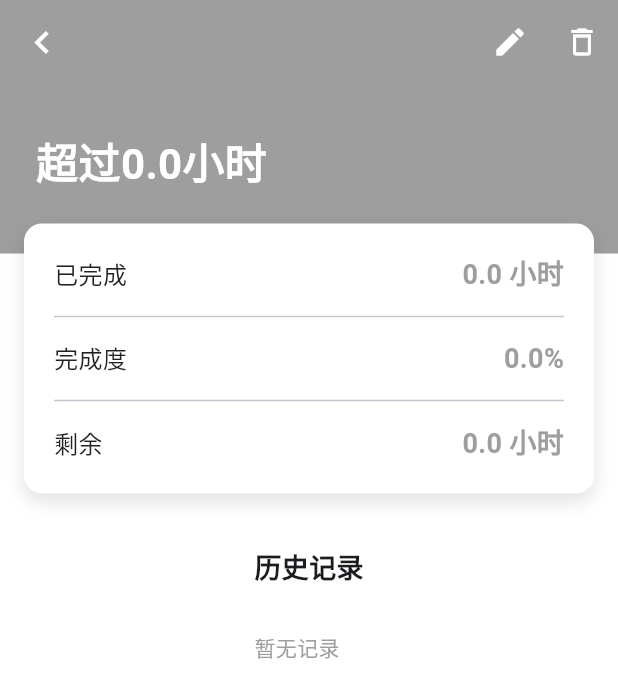
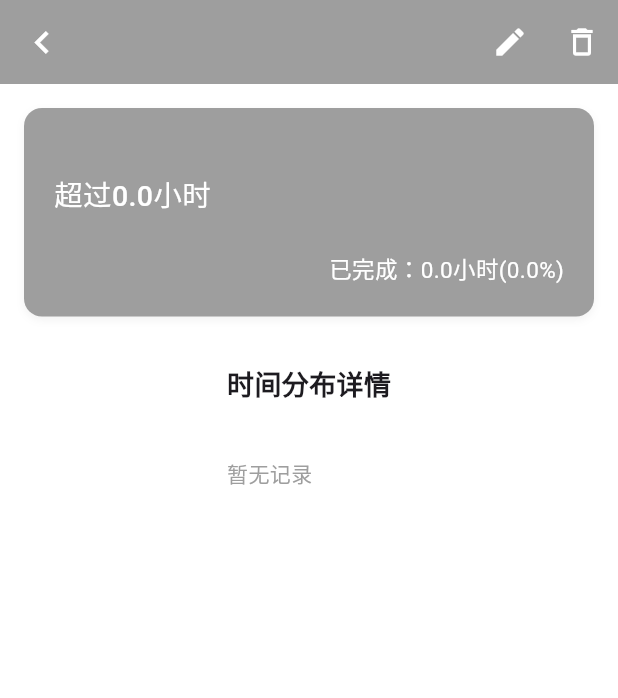
Before and after one commit to aurura12/TimeManager, a Flutter app: the TargetDetailScreen screen opened directly with empty values, on a phone screen of 412 x 824 dp. Shown: the top 698 px of the screen. Run offline on Flutter 3.47's test engine with Material 3 defaults, Android fonts, the phone set to English and light mode, and no system bars; our stand-ins replace flutter_slidable, google_sign_in, logger, reorderables, shared_preferences; missing offline and left inert: extension_google_sign_in_as_googleapis_auth, googleapis; accounts and stored records are empty.

Commit message:
修改了目标详情页的显示

```diff
--- a/lib/providers/time_provider.dart
+++ b/lib/providers/time_provider.dart
@@ -397,6 +397,81 @@ class TimeProvider with ChangeNotifier {
     return count;
   }
 
+  // 获取目标的历史记录，合并连续时间块
+  Map<String, List<String>> getTargetHistory(Target target) {
+    Map<String, List<String>> history = {};
+
+    // 1. 找出所有包含该目标记录的日期
+    List<String> validDates = _dailySlots.keys.where((dateKey) {
+      return _dailySlots[dateKey]!
+          .any((s) => s.recorded && s.label == target.name);
+    }).toList();
+
+    // 2. 按日期倒序排列 (最新的在前面)
+    validDates.sort((a, b) {
+      List<String> partsA = a.split('-');
+      List<String> partsB = b.split('-');
+      DateTime dA = DateTime(
+          int.parse(partsA[0]), int.parse(partsA[1]), int.parse(partsA[2]));
+      DateTime dB = DateTime(
+          int.parse(partsB[0]), int.parse(partsB[1]), int.parse(partsB[2]));
+      return dB.compareTo(dA);
+    });
+
+    // 3. 生成时间段字符串
+    for (String dateKey in validDates) {
+      List<TimeSlot> daySlots = _dailySlots[dateKey]!;
+      List<String> ranges = [];
+      int? startIdx;
+      int? endIdx;
+
+      for (int i = 0; i < daySlots.length; i++) {
+        bool isTarget =
+            daySlots[i].recorded && daySlots[i].label == target.name;
+        if (isTarget) {
+          if (startIdx == null) startIdx = i;
+          endIdx = i;
+        } else {
+          if (startIdx != null) {
+            ranges.add(_formatRange(startIdx, endIdx!));
+            startIdx = null;
+            endIdx = null;
+          }
+        }
+      }
+      // 处理一天结束时的最后一段
+      if (startIdx != null) {
+        ranges.add(_formatRange(startIdx, endIdx!));
+      }
+
+      if (ranges.isNotEmpty) {
+        List<String> parts = dateKey.split('-');
+        String formattedDate =
+            "${parts[0]}.${parts[1].padLeft(2, '0')}.${parts[2].padLeft(2, '0')}";
+        history[formattedDate] = ranges;
+      }
+    }
+    return history;
+  }
+
+  String _formatRange(int startIdx, int endIdx) {
+    int startH = startIdx ~/ 6;
+    int startM = (startIdx % 6) * 10;
+    // endIdx 是闭区间，结束时间是 endIdx + 1 个格子的开始时间
+    int endTotalIdx = endIdx + 1;
+    int endH = endTotalIdx ~/ 6;
+    int endM = (endTotalIdx % 6) * 10;
+
+    String startStr =
+        "${startH.toString().padLeft(2, '0')}:${startM.toString().padLeft(2, '0')}";
+    String endStr =
+        "${endH.toString().padLeft(2, '0')}:${endM.toString().padLeft(2, '0')}";
+    // 特殊处理 24:00
+    if (endH == 24 && endM == 0) endStr = "24:00";
+
+    return "$startStr~$endStr";
+  }
+
   int _parseTime(String time) {
     if (time.isEmpty) return 0;
     try {
--- a/lib/screens/target_detail_screen.dart
+++ b/lib/screens/target_detail_screen.dart
@@ -1,3 +1,4 @@
+import 'dart:async';
 import 'package:flutter/material.dart';
 import 'package:provider/provider.dart';
 import '../providers/time_provider.dart';
@@ -14,6 +15,8 @@ class TargetDetailScreen extends StatelessWidget {
       backgroundColor: Colors.white,
       // 使用黑色状态栏文字
       appBar: AppBar(
+        title: Text(target.name, style: const TextStyle(color: Colors.white)),
+        centerTitle: true,
         backgroundColor: target.color,
         elevation: 0,
         leading: IconButton(
@@ -35,100 +38,132 @@ class TargetDetailScreen extends StatelessWidget {
       ),
       body: Consumer<TimeProvider>(
         builder: (context, timeProvider, child) {
-          final recordedSlots = timeProvider.slots
-              .where((s) => s.recorded && s.label == target.name)
-              .toList();
-          final totalMinutes = recordedSlots.length * 10;
-          final double hours = totalMinutes / 60.0;
-          final double targetHours = target.durationHours;
+          // --- 1. 计算卡片显示数据 (复用 TargetScreen 逻辑) ---
+          String progressText = "";
+          String title = "";
+          double currentValue = timeProvider.calculateTargetProgress(target);
+
+          if (target.type == TargetType.duration) {
+            final double hours = currentValue;
+            final double percent = target.durationHours > 0
+                ? (hours / target.durationHours * 100).clamp(0.0, 100.0)
+                : 0.0;
+            progressText =
+                "已完成：${hours.toStringAsFixed(1)}小时(${percent.toStringAsFixed(1)}%)";
+            title =
+                "${target.name}${target.compareType}${target.durationHours}小时";
+          } else if (target.type == TargetType.frequency) {
+            final int count = currentValue.toInt();
+            progressText = "已完成 $count/${target.frequencyCount}";
+            title =
+                "${target.name}${target.compareType}${target.frequencyCount}次";
+          } else {
+            final days = timeProvider.getTargetPersistenceDays(target);
+            progressText = "坚持了$days天";
+            title = "${target.targetTime}${target.compareType}${target.name}";
+          }
+
+          Widget? topRightWidget;
+          if (target.period.startsWith("每") &&
+              target.period.endsWith("天") &&
+              target.period != "每天") {
+            try {
+              final createTime =
+                  DateTime.fromMillisecondsSinceEpoch(int.parse(target.id));
+              final now = DateTime.now();
+              final d1 =
+                  DateTime(createTime.year, createTime.month, createTime.day);
+              final d2 = DateTime(now.year, now.month, now.day);
+              final days = d2.difference(d1).inDays + 1;
+              topRightWidget = Text("第$days天",
+                  style: const TextStyle(color: Colors.white, fontSize: 15));
+            } catch (_) {}
+          } else {
+            DateTime? endTime;
+            final nowUtc = DateTime.now().toUtc();
+            final nowBeijing = nowUtc.add(const Duration(hours: 8));
+            DateTime? targetBeijing;
+            if (target.period == "今天") {
+              targetBeijing = DateTime.utc(
+                  nowBeijing.year, nowBeijing.month, nowBeijing.day + 1);
+            } else if (target.period == "本周") {
+              targetBeijing = DateTime.utc(nowBeijing.year, nowBeijing.month,
+                  nowBeijing.day + (8 - nowBeijing.weekday));
+            } else if (target.period == "本月") {
+              targetBeijing =
+                  DateTime.utc(nowBeijing.year, nowBeijing.month + 1, 1);
+            } else if (target.period == "今年") {
+              targetBeijing = DateTime.utc(nowBeijing.year + 1, 1, 1);
+            }
+
+            if (targetBeijing != null) {
+              endTime = targetBeijing.subtract(const Duration(hours: 8));
+              topRightWidget = _CountdownText(
+                endTime: endTime,
+                style: const TextStyle(color: Colors.white, fontSize: 15),
+              );
+            }
+          }
+
+          // --- 2. 获取历史记录 (合并时间段) ---
+          final history = timeProvider.getTargetHistory(target);
 
           return SingleChildScrollView(
             child: Column(
               children: [
-                // 1. 顶部红色区域
-                Container(
-                  width: double.infinity,
+                // 1. 目标卡片 (复用样式)
+                _buildTargetCard(
+                  subtitle: target.period,
+                  title: title,
+                  progressText: progressText,
+                  topRightWidget: topRightWidget,
                   color: target.color,
-                  padding: const EdgeInsets.fromLTRB(24, 0, 24, 40),
-                  child: Column(
-                    crossAxisAlignment: CrossAxisAlignment.start,
-                    children: [
-                      Text(target.period,
-                          style: const TextStyle(
-                              color: Colors.white70, fontSize: 16)),
-                      const SizedBox(height: 8),
-                      Text(
-                        "${target.name}${target.compareType}${target.durationHours}小时",
-                        style: const TextStyle(
-                            color: Colors.white,
-                            fontSize: 28,
-                            fontWeight: FontWeight.bold),
-                      ),
-                    ],
-                  ),
                 ),
 
-                // 2. 白色统计卡片 (重叠效果)
-                Transform.translate(
-                  offset: const Offset(0, -20),
-                  child: Container(
-                    margin: const EdgeInsets.symmetric(horizontal: 16),
-                    padding: const EdgeInsets.all(20),
-                    decoration: BoxDecoration(
-                      color: Colors.white,
-                      borderRadius: BorderRadius.circular(12),
-                      boxShadow: [
-                        BoxShadow(
-                            color: Colors.black12,
-                            blurRadius: 10,
-                            offset: Offset(0, 5)),
-                      ],
-                    ),
-                    child: Column(
-                      children: [
-                        _buildStatRow("已完成", "${hours.toStringAsFixed(1)} 小时",
-                            target.color),
-                        const Divider(height: 30),
-                        _buildStatRow(
-                            "完成度",
-                            "${(targetHours > 0 ? (hours / targetHours * 100) : 0).toStringAsFixed(1)}%",
-                            target.color),
-                        const Divider(height: 30),
-                        _buildStatRow(
-                            "剩余",
-                            "${(targetHours - hours).clamp(0, targetHours).toStringAsFixed(1)} 小时",
-                            target.color),
-                      ],
-                    ),
-                  ),
-                ),
-
-                // 3. 底部记录列表 (展示具体的片段)
+                // 2. 底部记录列表 (展示具体的片段)
                 Padding(
                   padding: const EdgeInsets.all(16.0),
                   child: Column(
                     crossAxisAlignment: CrossAxisAlignment.start,
                     children: [
-                      const Text("历史记录",
+                      const Text("时间分布详情",
                           style: TextStyle(
                               fontSize: 18, fontWeight: FontWeight.bold)),
-                      const SizedBox(height: 10),
-                      ...recordedSlots.map((slot) {
-                        return ListTile(
-                          contentPadding: EdgeInsets.zero,
-                          leading: Icon(Icons.access_time, color: target.color),
-                          title: Text(
-                              "${slot.hour}:${(slot.minute10 * 10).toString().padLeft(2, '0')}"),
-                          trailing: const Text("+10 分钟",
-                              style: TextStyle(color: Colors.grey)),
-                        );
-                      }).toList(),
-                      if (recordedSlots.isEmpty)
+                      const SizedBox(height: 16),
+                      if (history.isEmpty)
                         const Padding(
                           padding: EdgeInsets.symmetric(vertical: 20),
                           child: Text("暂无记录",
                               style: TextStyle(color: Colors.grey)),
-                        ),
+                        )
+                      else
+                        ...history.entries.map((entry) {
+                          return SizedBox(
+                            width: double.infinity, // 【关键】确保每一组记录的容器撑满宽度
+                            child: Column(
+                              crossAxisAlignment:
+                                  CrossAxisAlignment.start, // 强制左对齐
+                              children: [
+                                Text(entry.key,
+                                    style: const TextStyle(
+                                        fontSize: 16,
+                                        fontWeight: FontWeight.bold)),
+                                const SizedBox(height: 4),
+                                ...entry.value.map((range) => Padding(
+                                      padding:
+                                          const EdgeInsets.only(bottom: 4.0),
+                                      child: Text("$range ${target.name}",
+                                          textAlign:
+                                              TextAlign.left, // 【关键】强制文字对齐
+                                          style: const TextStyle(
+                                              fontSize: 15,
+                                              color: Colors.black87)),
+                                    )),
+                                const SizedBox(height: 16),
+                              ],
+                            ),
+                          );
+                        }),
                     ],
                   ),
                 ),
@@ -140,16 +175,117 @@ class TargetDetailScreen extends StatelessWidget {
     );
   }
 
-  Widget _buildStatRow(String label, String value, Color color) {
-    return Row(
-      mainAxisAlignment: MainAxisAlignment.spaceBetween,
-      children: [
-        Text(label,
-            style: const TextStyle(fontSize: 16, color: Colors.black87)),
-        Text(value,
-            style: TextStyle(
-                fontSize: 18, fontWeight: FontWeight.bold, color: color)),
-      ],
+  Widget _buildTargetCard({
+    String? subtitle,
+    required String title,
+    required String progressText,
+    Widget? topRightWidget,
+    required Color color,
+  }) {
+    return Container(
+      margin: const EdgeInsets.all(16.0),
+      padding: const EdgeInsets.all(20.0),
+      decoration: BoxDecoration(
+        color: color,
+        borderRadius: BorderRadius.circular(12.0),
+        boxShadow: [
+          BoxShadow(
+            color: Colors.black.withValues(alpha: 0.05),
+            blurRadius: 4,
+            offset: const Offset(0, 2),
+          ),
+        ],
+      ),
+      child: Column(
+        crossAxisAlignment: CrossAxisAlignment.start,
+        children: [
+          Row(
+            mainAxisAlignment: MainAxisAlignment.spaceBetween,
+            children: [
+              if (subtitle != null)
+                Text(
+                  subtitle,
+                  style: const TextStyle(color: Colors.white70, fontSize: 13),
+                ),
+              if (topRightWidget != null) topRightWidget,
+            ],
+          ),
+          const SizedBox(height: 4),
+          Text(
+            title,
+            style: const TextStyle(
+              color: Colors.white,
+              fontSize: 19,
+              fontWeight: FontWeight.w500,
+            ),
+          ),
+          const SizedBox(height: 24),
+          Align(
+            alignment: Alignment.bottomRight,
+            child: Text(
+              progressText,
+              style: const TextStyle(color: Colors.white, fontSize: 15),
+            ),
+          ),
+        ],
+      ),
     );
   }
 }
+
+class _CountdownText extends StatefulWidget {
+  final DateTime endTime;
+  final TextStyle style;
+
+  const _CountdownText({required this.endTime, required this.style});
+
+  @override
+  State<_CountdownText> createState() => _CountdownTextState();
+}
+
+class _CountdownTextState extends State<_CountdownText> {
+  late Timer _timer;
+  Duration _remaining = Duration.zero;
+
+  @override
+  void initState() {
+    super.initState();
+    _updateTime();
+    _timer = Timer.periodic(const Duration(seconds: 1), (_) => _updateTime());
+  }
+
+  void _updateTime() {
+    final now = DateTime.now().toUtc();
+    final diff = widget.endTime.difference(now);
+    if (mounted) {
+      setState(() {
+        _remaining = diff.isNegative ? Duration.zero : diff;
+      });
+    }
+  }
+
+  @override
+  void dispose() {
+    _timer.cancel();
+    super.dispose();
+  }
+
+  @override
+  Widget build(BuildContext context) {
+    final days = _remaining.inDays;
+    final hours = _remaining.inHours % 24;
+    final minutes = _remaining.inMinutes % 60;
+    final seconds = _remaining.inSeconds % 60;
+
+    String text;
+    if (days > 0) {
+      text =
+          "$days天 ${hours.toString().padLeft(2, '0')}:${minutes.toString().padLeft(2, '0')}:${seconds.toString().padLeft(2, '0')}";
+    } else {
+      text =
+          "${hours.toString().padLeft(2, '0')}:${minutes.toString().padLeft(2, '0')}:${seconds.toString().padLeft(2, '0')}";
+    }
+
+    return Text("剩余 $text", style: widget.style);
+  }
+}
```
